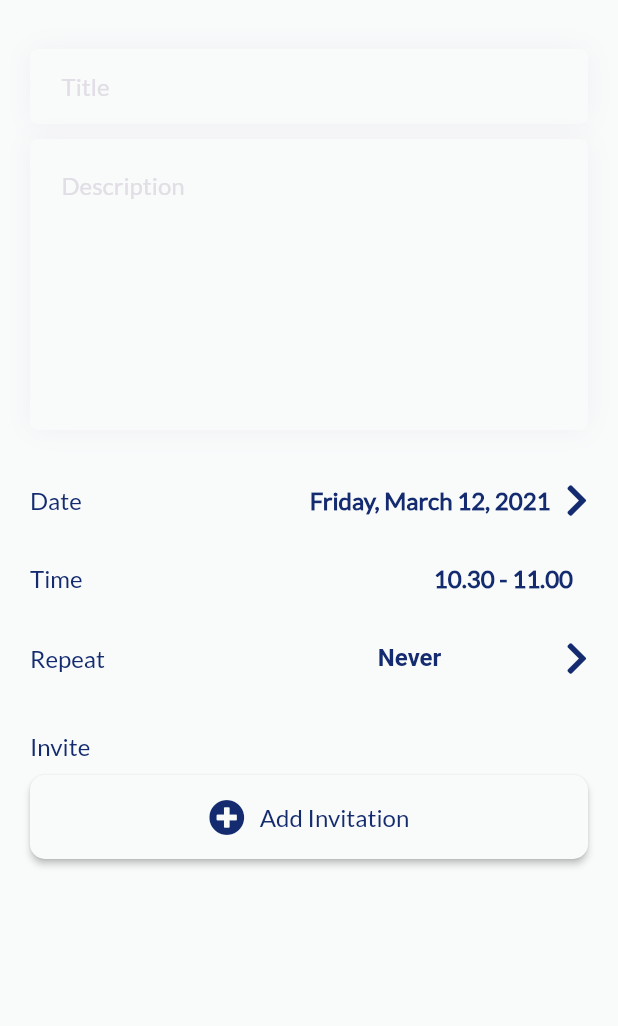
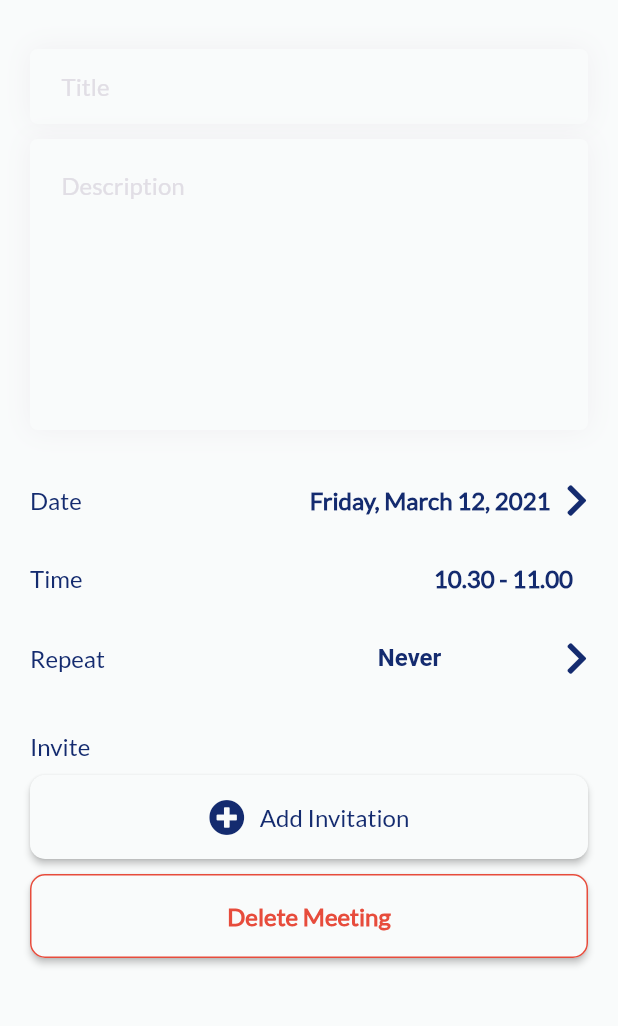
Before and after one commit to DanielAgustian/zukses_flutter, a Flutter app: the AddScheduleScreen screen opened directly, on a phone screen of 412 x 824 dp, the part 65-1091 px from its top. Run offline on Flutter 3.47's test engine with Material 2 defaults, Android fonts, the phone set to English and light mode, and no system bars; our stand-ins replace device_preview, equatable, firebase_auth, firebase_core, flutter_bloc, flutter_slidable and 8 more; missing offline and left inert: drag_and_drop_lists; accounts and stored records are empty; network calls fail.

Commit message:
add, delete, view schedule done

```diff
--- a/lib/bloc/meeting/meeting-event.dart
+++ b/lib/bloc/meeting/meeting-event.dart
@@ -36,3 +36,10 @@ class MeetingEventDidUpdated extends MeetingEvent {
   @override
   List<Object> get props => [meeting];
 }
+
+//To delete meeting
+class DeleteMeetingEvent extends MeetingEvent {
+  final String meetingID;
+  DeleteMeetingEvent({this.meetingID});
+  List<Object> get props => [meetingID];
+}
--- a/lib/model/schedule-model.dart
+++ b/lib/model/schedule-model.dart
@@ -39,8 +39,8 @@ class ScheduleModel {
     this.description = map["description"];
     this.date = DateTime.parse(map["date"]);
 
+    //this.meetingEndTime = DateTime.parse(map["meetingEndTime"]);
     this.meetingEndTime = DateTime.now();
-
     this.repeat = map["repeat"];
     this.userID = map["userID"];
     this.accepted = map["accepted"];
--- a/lib/screen/meeting/screen-add-schedule.dart
+++ b/lib/screen/meeting/screen-add-schedule.dart
@@ -142,7 +142,7 @@ class _AddScheduleScreenState extends State<AddScheduleScreen>
       });
   }
 
-  // pick time function
+  // pick time function (MUST PICKED. NOT PICKING MAKE IT CANT BE ADDED)
   void pickTime(BuildContext context, {int index = 1}) async {
     TimeOfDay picked = await showTimePicker(
       context: context,
@@ -454,6 +454,16 @@ class _AddScheduleScreenState extends State<AddScheduleScreen>
                     SizedBox(
                       height: 10,
                     ),
+                    LongButtonOutline(
+                        size: size,
+                        title: "Delete Meeting",
+                        bgColor: colorBackground,
+                        textColor: colorError,
+                        outlineColor: colorError,
+                        onClick: () {}),
+                    SizedBox(
+                      height: 10,
+                    ),
                     BlocBuilder<EmployeeBloc, EmployeeState>(
                       builder: (context, state) {
                         if (state is EmployeeStateSuccessLoad) {
```
Also changed, not shown: lib/API/meeting-services.dart (+7 -5 lines), lib/bloc/meeting/meeting-bloc.dart (+16 -0 lines), lib/component/schedule/schedule-item.dart (+43 -7 lines), lib/tab/screen_meeting.dart (+27 -29 lines).
